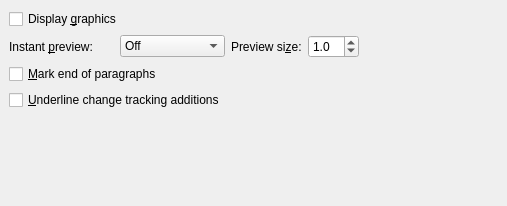
Qt form src/frontends/qt/ui/PrefDisplayUi.ui (cburschka/lyx) before a commit.
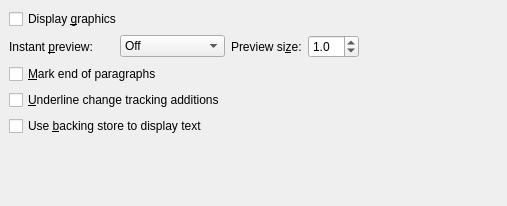
The same form after that commit.

Commit message:
Add UI for selecting backing store drawing strategy
The checkbox is hidden when backing store is enforced (wayland,
macOS). In practice, only X11 and Windows users will see it ; I only
have evidence of X11 people needing it, I can hide it for Windows
users too if necessary.

Fixes bug #12119.

```diff
--- a/src/frontends/qt/ui/PrefDisplayUi.ui
+++ b/src/frontends/qt/ui/PrefDisplayUi.ui
@@ -83,7 +83,7 @@
      </property>
     </spacer>
    </item>
-   <item row="4" column="0">
+   <item row="5" column="0">
     <spacer>
      <property name="orientation">
       <enum>Qt::Vertical</enum>
@@ -158,6 +158,16 @@
      </property>
     </widget>
    </item>
+   <item row="4" column="0" colspan="2">
+    <widget class="QCheckBox" name="ctUseBackingstoreCB">
+     <property name="toolTip">
+      <string>If this is checked, an intermediate surface will be used for painting. This may be needed in some cases to have proper display, but breaks subpixel aliasing.</string>
+     </property>
+     <property name="text">
+      <string>Use &amp;backing store to display text</string>
+     </property>
+    </widget>
+   </item>
   </layout>
  </widget>
  <tabstops>
```
The commit also changes 1 other file.
